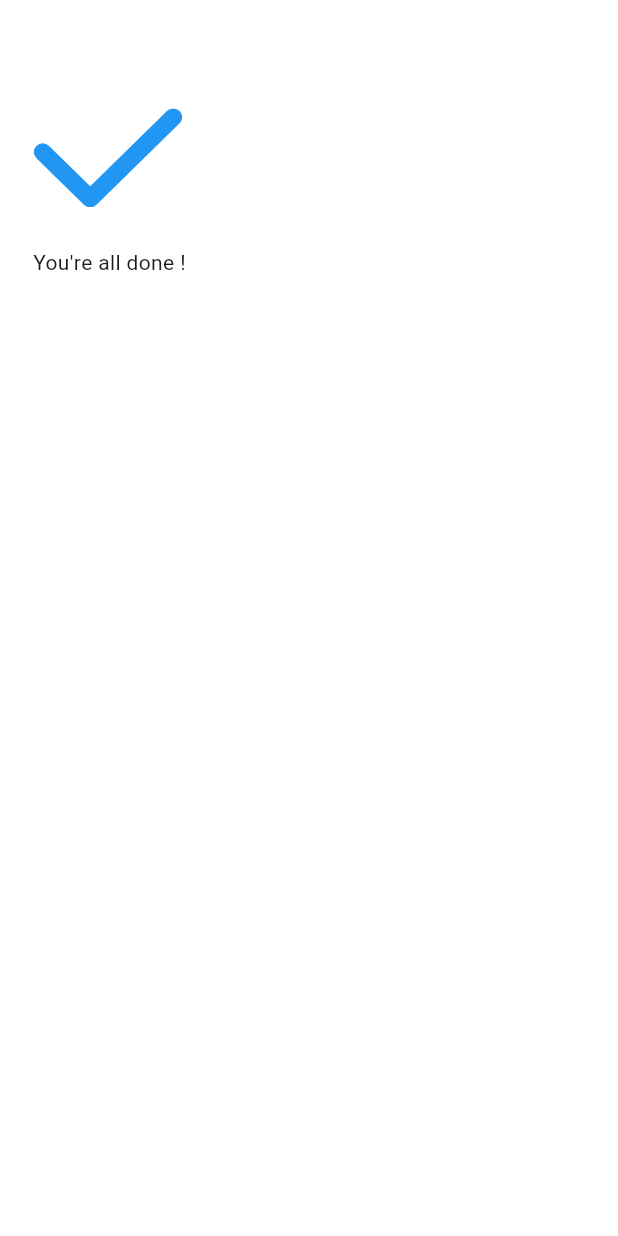
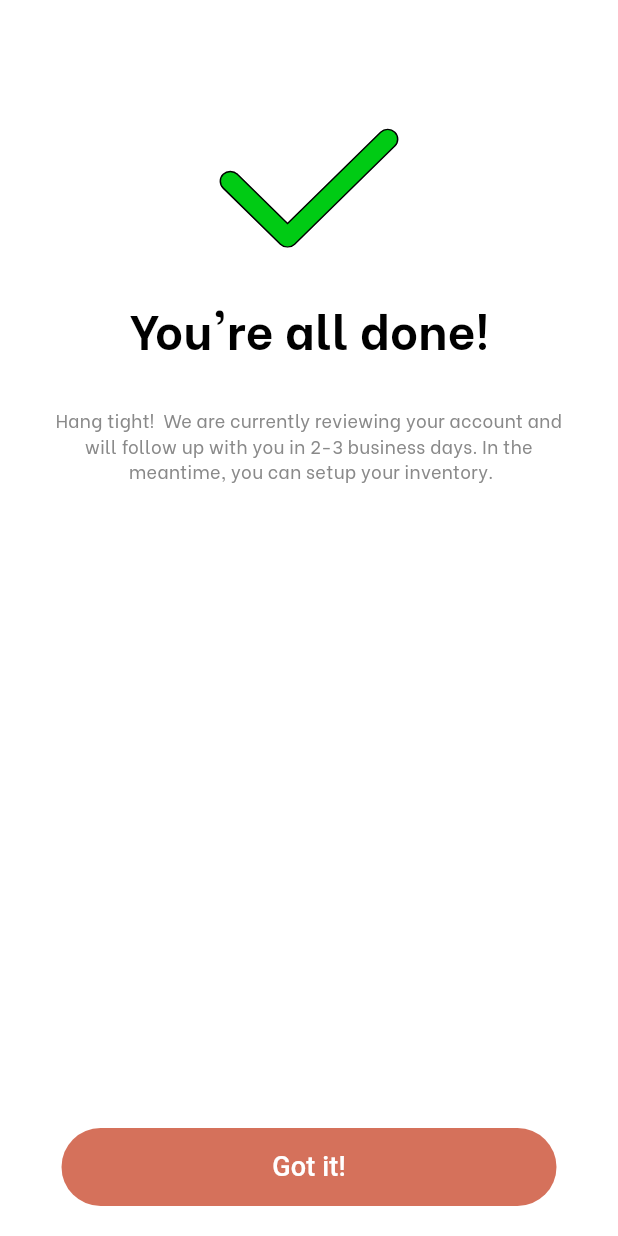
Before and after one commit to asheesh20/software_lab, a Flutter app: the SignupFive screen opened directly, on a phone screen of 412 x 824 dp. Run offline on Flutter 3.47's test engine with Material 3 defaults, Android fonts, the phone set to English and light mode, and no system bars; our stand-ins replace flutter_svg; Roboto replaces fonts that are missing (assets/fonts/BeVietnam-ExtraBold.ttf).

Commit message:
signup confirmation page layout

```diff
--- a/lib/main.dart
+++ b/lib/main.dart
@@ -26,8 +26,8 @@ class MyApp extends StatelessWidget {
       //home: SignupOne(),
       //home: SignupTwo(),
       //home: SignupThree(),
-      home: SignupFour(),
-      //home: SignupFive(),
+      //home: SignupFour(),
+      home: SignupFive(),
     );
   }
 }
--- a/lib/views/signup_five.dart
+++ b/lib/views/signup_five.dart
@@ -17,21 +17,95 @@ class _SignupFiveState extends State<SignupFive> {
           child: Padding(
         padding: const EdgeInsets.symmetric(horizontal: 22.0, vertical: 15),
         child: Column(
-          crossAxisAlignment: CrossAxisAlignment.start,
+          crossAxisAlignment: CrossAxisAlignment.center,
           children: [
-            SizedBox(
-              height: 40,
+            const SizedBox(
+              height: 70,
             ),
-            SvgPicture.asset(
-              'assets/images/tick.svg',
-              height: 100,
-              width: 100,
-              color: Colors.blue,
+            Center(
+              child: SvgPicture.asset(
+                'assets/images/tick.svg',
+                height: 80.41,
+                width: 120.61,
+              ),
             ),
-            SizedBox(
-              height: 10,
+            const SizedBox(
+              height: 30,
             ),
-            Text("You're all done !")
+            const Text(
+              "You're all done!",
+              style: TextStyle(
+                fontFamily: 'BeVietnam',
+                color: Colors.black,
+                fontSize: 32,
+                fontWeight: FontWeight.w700,
+              ),
+            ),
+            const SizedBox(
+              height: 30,
+            ),
+            const Center(
+              child: Text(
+                "Hang tight!  We are currently reviewing your account and",
+                textAlign: TextAlign.center,
+                style: TextStyle(
+                  fontFamily: 'BeVietnam',
+                  fontWeight: FontWeight.w400,
+                  fontSize: 12,
+                  color: Color.fromARGB(255, 137, 137, 137),
+                ),
+              ),
+            ),
+            const Center(
+              child: Text(
+                "will follow up with you in 2-3 business days. In the",
+                textAlign: TextAlign.center,
+                style: TextStyle(
+                  fontFamily: 'BeVietnam',
+                  fontWeight: FontWeight.w400,
+                  fontSize: 12,
+                  color: Color.fromARGB(255, 137, 137, 137),
+                ),
+              ),
+            ),
+            const Center(
+              child: Text(
+                " meantime, you can setup your inventory.",
+                textAlign: TextAlign.center,
+                style: TextStyle(
+                  fontFamily: 'BeVietnam',
+                  fontWeight: FontWeight.w400,
+                  fontSize: 12,
+                  color: Color.fromARGB(255, 137, 137, 137),
+                ),
+              ),
+            ),
+            const Spacer(),
+            Padding(
+              padding: const EdgeInsets.symmetric(vertical: 5, horizontal: 0),
+              child: Container(
+                decoration:
+                    BoxDecoration(borderRadius: BorderRadius.circular(5)),
+                width: 330,
+                height: 52,
+                child: ElevatedButton(
+                  style: ElevatedButton.styleFrom(
+                    backgroundColor: const Color.fromARGB(255, 213, 113, 91),
+                    elevation: 0,
+                  ),
+                  onPressed: () {},
+                  child: const Text(
+                    'Got it!',
+                    style: TextStyle(
+                      fontFamily: 'assets/fonts/BeVietnam-ExtraBold.ttf',
+                      color: Color.fromRGBO(255, 255, 255, 1),
+                      fontSize: 18,
+                      fontWeight: FontWeight.w500,
+                    ),
+                  ),
+                ),
+              ),
+            ),
           ],
         ),
       )),
```
